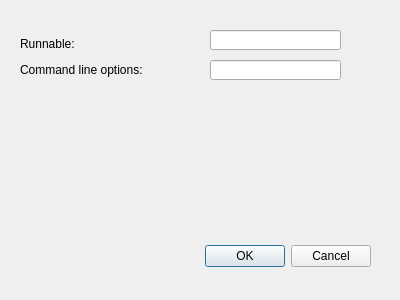
Qt form Code/Mantid/MantidQt/CustomInterfaces/inc/MantidQtCustomInterfaces/TomoReconstruction/TomoToolConfigCustom.ui (mantidproject/mantid) before a commit.
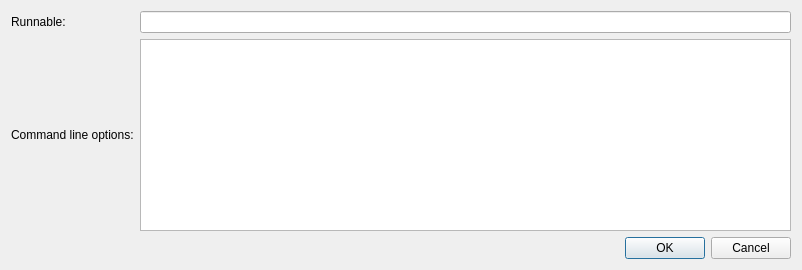
The same form after that commit.

Commit message: update tool setup interfaces with params, re #10564

```diff
--- a/Code/Mantid/MantidQt/CustomInterfaces/inc/MantidQtCustomInterfaces/TomoReconstruction/TomoToolConfigCustom.ui
+++ b/Code/Mantid/MantidQt/CustomInterfaces/inc/MantidQtCustomInterfaces/TomoReconstruction/TomoToolConfigCustom.ui
@@ -6,75 +6,79 @@
    <rect>
     <x>0</x>
     <y>0</y>
-    <width>400</width>
-    <height>300</height>
+    <width>802</width>
+    <height>152</height>
    </rect>
   </property>
   <property name="windowTitle">
    <string>Dialog</string>
   </property>
-  <widget class="QDialogButtonBox" name="buttonBox">
-   <property name="geometry">
-    <rect>
-     <x>30</x>
-     <y>240</y>
-     <width>341</width>
-     <height>32</height>
-    </rect>
-   </property>
-   <property name="orientation">
-    <enum>Qt::Horizontal</enum>
-   </property>
-   <property name="standardButtons">
-    <set>QDialogButtonBox::Cancel|QDialogButtonBox::Ok</set>
-   </property>
-  </widget>
+  <layout class="QGridLayout" name="gridLayout_2">
+   <item row="0" column="0">
+    <layout class="QGridLayout" name="gridLayout">
+     <item row="0" column="0">
   <widget class="QLabel" name="label_runnable">
-   <property name="geometry">
-    <rect>
-     <x>20</x>
-     <y>34</y>
-     <width>71</width>
-     <height>20</height>
-    </rect>
-   </property>
    <property name="text">
     <string>Runnable:</string>
    </property>
   </widget>
+     </item>
+     <item row="0" column="2">
+      <widget class="QLineEdit" name="lineEdit_runnable"/>
+     </item>
+     <item row="1" column="0" colspan="2">
   <widget class="QLabel" name="label_cli_options">
-   <property name="geometry">
-    <rect>
-     <x>20</x>
-     <y>60</y>
-     <width>151</width>
-     <height>20</height>
-    </rect>
+       <property name="sizePolicy">
+        <sizepolicy hsizetype="Preferred" vsizetype="Fixed">
+         <horstretch>0</horstretch>
+         <verstretch>0</verstretch>
+        </sizepolicy>
    </property>
    <property name="text">
     <string>Command line options:</string>
    </property>
   </widget>
-  <widget class="QLineEdit" name="lineEdit_runnable">
-   <property name="geometry">
-    <rect>
-     <x>210</x>
-     <y>30</y>
-     <width>131</width>
-     <height>20</height>
-    </rect>
-   </property>
-  </widget>
-  <widget class="QLineEdit" name="lineEdit_cli_options">
-   <property name="geometry">
-    <rect>
-     <x>210</x>
-     <y>60</y>
-     <width>131</width>
-     <height>20</height>
-    </rect>
-   </property>
-  </widget>
+     </item>
+     <item row="1" column="2">
+      <widget class="QTextEdit" name="textEdit">
+       <property name="sizePolicy">
+        <sizepolicy hsizetype="Minimum" vsizetype="Fixed">
+         <horstretch>0</horstretch>
+         <verstretch>0</verstretch>
+        </sizepolicy>
+       </property>
+      </widget>
+     </item>
+     <item row="2" column="1" colspan="2">
+      <layout class="QVBoxLayout" name="verticalLayout">
+       <item>
+        <spacer name="verticalSpacer">
+         <property name="orientation">
+          <enum>Qt::Vertical</enum>
+         </property>
+         <property name="sizeHint" stdset="0">
+          <size>
+           <width>20</width>
+           <height>17</height>
+          </size>
+         </property>
+        </spacer>
+       </item>
+       <item>
+        <widget class="QDialogButtonBox" name="buttonBox">
+         <property name="orientation">
+          <enum>Qt::Horizontal</enum>
+         </property>
+         <property name="standardButtons">
+          <set>QDialogButtonBox::Cancel|QDialogButtonBox::Ok</set>
+         </property>
+        </widget>
+       </item>
+      </layout>
+     </item>
+    </layout>
+   </item>
+  </layout>
  </widget>
  <resources/>
  <connections>
```
Left out of the diff: 8 changed lines with no effect on the pictures. Lines whose indentation alone changed are shown as unchanged. The commit also changes 2 other files.
